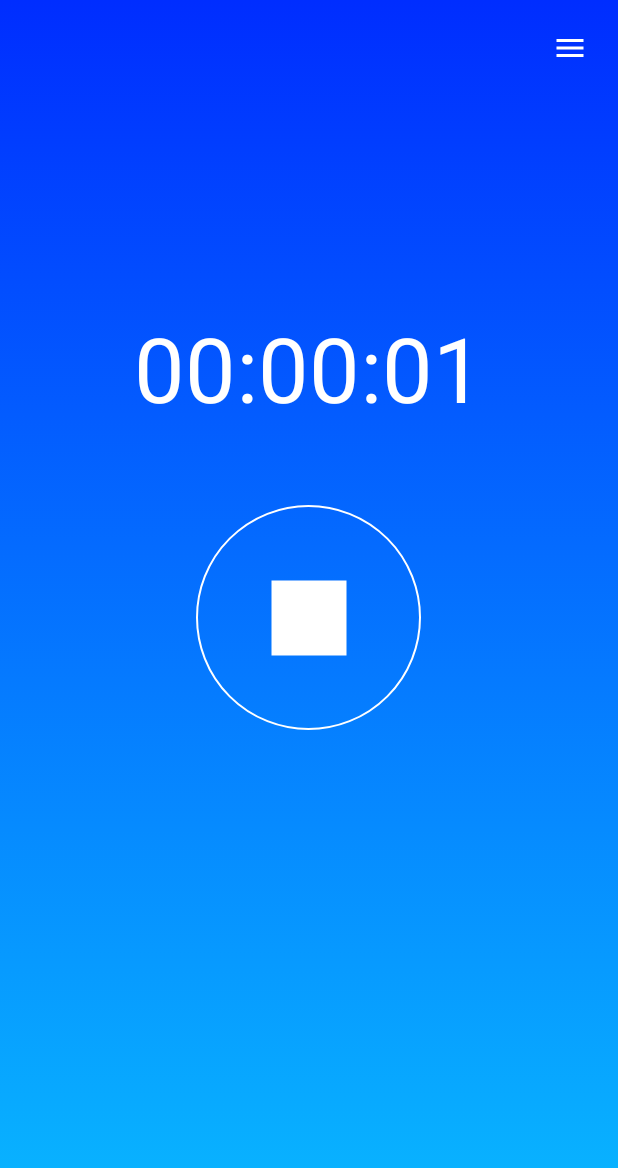
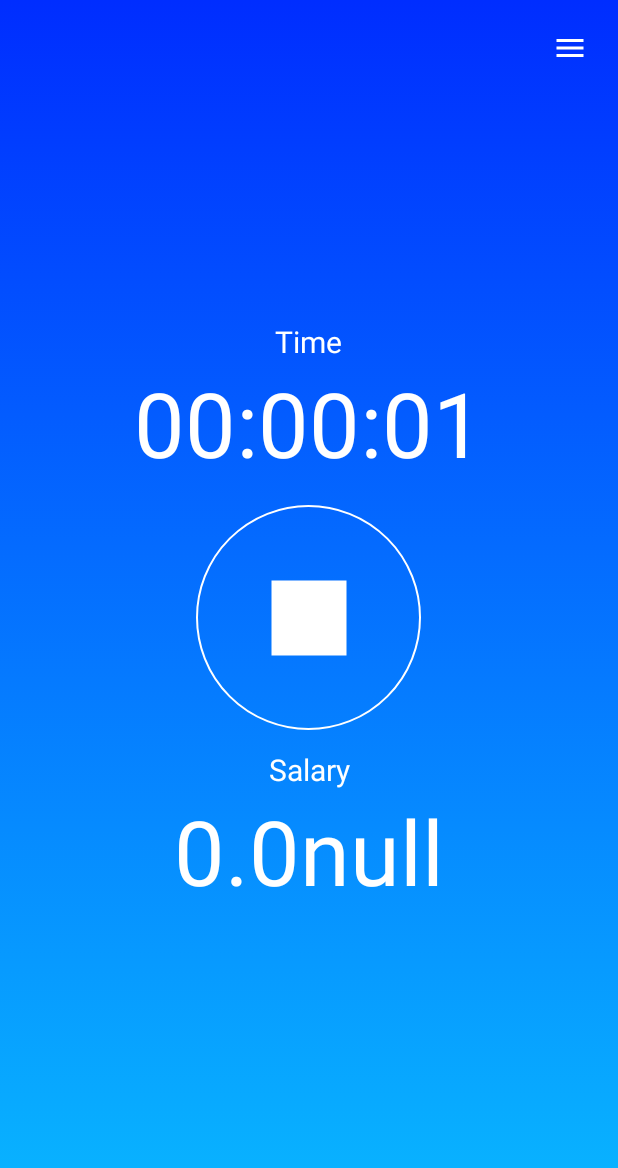
Before and after one commit to davidduda111/TimeTracking, an Android app: the screen it shows after launch once a user with an empty profile is signed in (MainActivity), after a tap on an icon or button, on a phone screen of 412 x 824 dp. Shown: the top 1168 px of the screen. Run offline under Robolectric (Android 15) with nearby library versions, the phone set to English and light mode, and no system bars; our stand-ins replace Firebase (no records; nobody signed in at launch, a user with empty details on screens opened directly); 3 statements that could not run were skipped.

Commit message:
čo ide to ide

```diff
--- a/app/src/main/java/com/example/semestralka_vamz/CreateAccountActivity.kt
+++ b/app/src/main/java/com/example/semestralka_vamz/CreateAccountActivity.kt
@@ -103,6 +103,7 @@ class CreateAccountActivity : AppCompatActivity() {
         val intent = Intent(this@CreateAccountActivity, MainActivity::class.java)
         intent.addFlags(Intent.FLAG_ACTIVITY_CLEAR_TOP)
         startActivity(intent)
+        finish()
     }
 
     private fun verifyEmail() {
--- a/app/src/main/java/com/example/semestralka_vamz/LoginActivity.kt
+++ b/app/src/main/java/com/example/semestralka_vamz/LoginActivity.kt
@@ -85,5 +85,6 @@ class LoginActivity : AppCompatActivity() {
         val intent = Intent(this@LoginActivity, MainActivity::class.java)
         intent.addFlags(Intent.FLAG_ACTIVITY_CLEAR_TOP)
         startActivity(intent)
+        finish()
     }
 }
--- a/app/src/main/java/com/example/semestralka_vamz/MainActivity.kt
+++ b/app/src/main/java/com/example/semestralka_vamz/MainActivity.kt
@@ -12,9 +12,6 @@ import com.google.firebase.database.*
 import kotlinx.android.synthetic.main.activity_main.*
 import android.widget.PopupMenu
 import java.util.concurrent.TimeUnit
-import android.support.v4.os.HandlerCompat.postDelayed
-
-
 
 
 class MainActivity : AppCompatActivity() {
@@ -38,7 +35,7 @@ class MainActivity : AppCompatActivity() {
         super.onCreate(savedInstanceState)
         setContentView(R.layout.activity_main)
         initialise()
-        initTimer()
+        initCount()
     }
 
     private fun initialise() {
@@ -107,11 +104,10 @@ class MainActivity : AppCompatActivity() {
         }
     }
 
-    private fun initTimer() {
+    private fun initCount() {
         if(sharedPreferences.getBoolean(KEY_RUNNING, false)) {
             start_btn.setImageResource(R.drawable.ic_stop_white_100dp)
             startTimer()
-
         }
     }
 
@@ -142,6 +138,7 @@ class MainActivity : AppCompatActivity() {
             override fun run() {
 
                 updateTimer()
+                updateSalary()
 
                 handler.postDelayed(this, delay.toLong())
             }
@@ -156,4 +153,26 @@ class MainActivity : AppCompatActivity() {
             time.text = timeString
         }
     }
+
+    private fun updateSalary() {
+        if (sharedPreferences.getBoolean(KEY_RUNNING, false)) {
+            val mUser = mAuth!!.currentUser
+            val mUserReference = mDatabaseReference!!.child(mUser!!.uid)
+
+            mUserReference.addValueEventListener(object : ValueEventListener {
+                override fun onDataChange(snapshot: DataSnapshot) {
+
+                    val timeElapsed = System.currentTimeMillis() - sharedPreferences.getLong(KEY_START, System.currentTimeMillis())
+                    var salary = snapshot.child("salary").value as String
+                    val salaryPerMillisecond = (salary.replace(",", ".").toDouble() / (60*60*1000))
+                    val currency = snapshot.child("currency").value as String
+
+                    val finalString = (Math.round((salaryPerMillisecond * timeElapsed) * 100.0) / 100.0).toString()+currency
+
+                    salaryText.text = finalString
+                }
+                override fun onCancelled(databaseError: DatabaseError) {}
+            })
+        }
+    }
 }
--- a/app/src/main/res/layout/activity_main.xml
+++ b/app/src/main/res/layout/activity_main.xml
@@ -5,29 +5,6 @@
         android:layout_height="match_parent"
         android:background="@drawable/main_header_selector"
 >
-
-    <TextView
-            android:text="@string/defaultTime"
-            android:layout_width="300dp"
-            android:layout_height="80dp"
-            android:id="@+id/time"
-            android:textColor="@color/colorWhite"
-            android:textSize="60sp"
-            android:textAlignment="center"
-            android:layout_above="@+id/start_btn"
-            android:layout_marginBottom="52dp"
-            android:layout_centerHorizontal="true"
-    />
-    <ImageButton
-        android:id="@+id/start_btn"
-        android:layout_width="150dp"
-        android:layout_height="150dp"
-        android:src="@drawable/ic_play_arrow_white_100dp"
-        android:background="@drawable/play_btn"
-        android:layout_centerInParent="true"
-    />
-
-
     <ImageButton
             android:id="@+id/burger"
             android:layout_width="wrap_content"
@@ -42,7 +19,65 @@
             android:paddingTop="20dp"
             android:paddingBottom="10dp"
             android:layout_alignParentTop="true"
+    />
 
+    <TextView
+            android:text="@string/timeDesc"
+            android:layout_width="wrap_content"
+            android:layout_height="wrap_content"
+            android:id="@+id/timeDesc"
+            android:textColor="@color/colorWhite"
+            android:textSize="20sp"
+            android:textAlignment="center"
+            android:layout_above="@+id/time"
+            android:layout_marginBottom="0dp"
+            android:layout_centerHorizontal="true"
+    />
+    <TextView
+            android:text="@string/defaultTime"
+            android:layout_width="300dp"
+            android:layout_height="80dp"
+            android:id="@+id/time"
+            android:textColor="@color/colorWhite"
+            android:textSize="60sp"
+            android:textAlignment="center"
+            android:layout_above="@+id/start_btn"
+            android:layout_marginBottom="15dp"
+            android:layout_centerHorizontal="true"
+    />
+    <ImageButton
+        android:id="@+id/start_btn"
+        android:layout_width="150dp"
+        android:layout_height="150dp"
+        android:src="@drawable/ic_play_arrow_white_100dp"
+        android:background="@drawable/play_btn"
+        android:layout_centerInParent="true"
+    />
+
+    <TextView
+            android:text="@string/salaryDesc"
+            android:layout_width="wrap_content"
+            android:layout_height="wrap_content"
+            android:id="@+id/salaryDesc"
+            android:textColor="@color/colorWhite"
+            android:textSize="20sp"
+            android:textAlignment="center"
+            android:layout_above="@+id/salaryText"
+            android:layout_marginBottom="-40dp"
+            android:layout_centerHorizontal="true"
+    />
+
+    <TextView
+            android:text="@string/defaultSalary"
+            android:layout_width="300dp"
+            android:layout_height="80dp"
+            android:id="@+id/salaryText"
+            android:textColor="@color/colorWhite"
+            android:textSize="60sp"
+            android:textAlignment="center"
+            android:layout_below="@+id/start_btn"
+            android:layout_marginTop="40dp"
+            android:layout_centerHorizontal="true"
     />
 
 </RelativeLayout>
--- a/app/src/main/res/values/strings.xml
+++ b/app/src/main/res/values/strings.xml
@@ -18,4 +18,7 @@
 
     <string name="loading">Loading...</string>
     <string name="defaultTime">00:00:00</string>
+    <string name="timeDesc">Time</string>
+    <string name="defaultSalary">0€</string>
+    <string name="salaryDesc">Salary</string>
 </resources>
```
